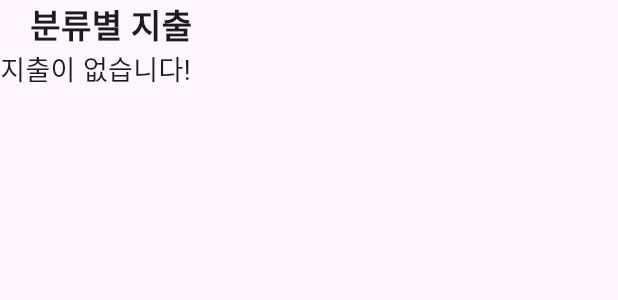
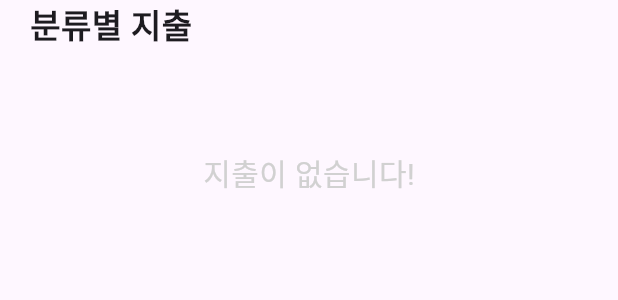
Before and after one commit to KR1023/expense_diary, a Flutter app: the ExpenseByCategory widget shown alone on an empty page, opened directly with empty values, on a phone screen of 412 x 824 dp. Shown: the top 300 px of the screen. Run offline on Flutter 3.47's test engine with Material 3 defaults, Android fonts, the phone set to English and light mode, and no system bars; our stand-ins replace drift, fluttertoast, get_it, table_calendar; accounts and stored records are empty; generated files the repository leaves out were written again.

Commit message:
UPDATE empty display

```diff
--- a/lib/component/expense_by_category.dart
+++ b/lib/component/expense_by_category.dart
@@ -31,8 +31,22 @@ class ExpenseByCategory extends StatelessWidget {
           builder: (context, snapshot){
             print(snapshot.data);
             if(!snapshot.hasData || snapshot.data?.length == 0) {
-              return Text(
-                "지출이 없습니다!"
+              return SizedBox(
+                height: MediaQuery.of(context).size.height / 5,
+                child: Column(
+                  mainAxisAlignment: MainAxisAlignment.center,
+                  children: [
+                    Center(
+                        child: Text(
+                            "지출이 없습니다!",
+                          style: TextStyle(
+                            fontSize: 20.0,
+                            color: Color(0xFFD1D1D1),
+                          ),
+                        )
+                    )
+                  ],
+                )
               );
             }
 
```
Also changed, not shown: lib/screen/category_screen.dart (+6 -2 lines).
